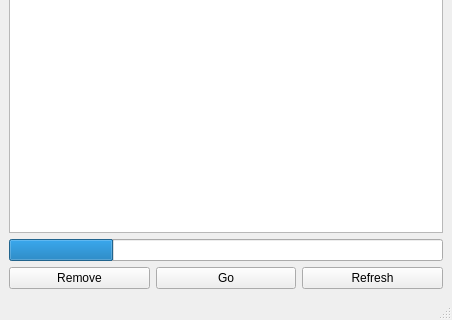
First picture: the form in dialogs/main.ui, repository m-haisham/MangaK-UI, before the edit; both pictures show x 0 to 452 and y 233 to 553 of the 452 by 553 pixel window.
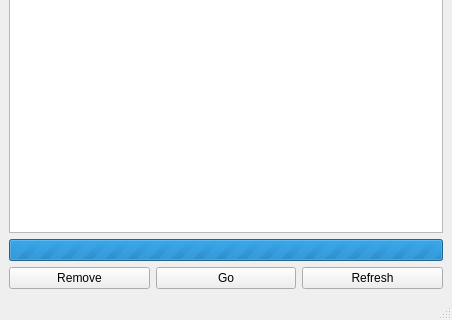
Second picture: the form after the edit.

What changed in the file:
```diff
--- a/dialogs/main.ui
+++ b/dialogs/main.ui
@@ -1049,8 +1049,14 @@
           </item>
           <item row="2" column="0">
            <widget class="QProgressBar" name="FavouriteProgressBar">
+            <property name="minimum">
+             <number>0</number>
+            </property>
+            <property name="maximum">
+             <number>0</number>
+            </property>
             <property name="value">
-             <number>24</number>
+             <number>-1</number>
             </property>
             <property name="textVisible">
              <bool>false</bool>
```
Left out of the diff: 6 changed lines with no effect on the pictures.
